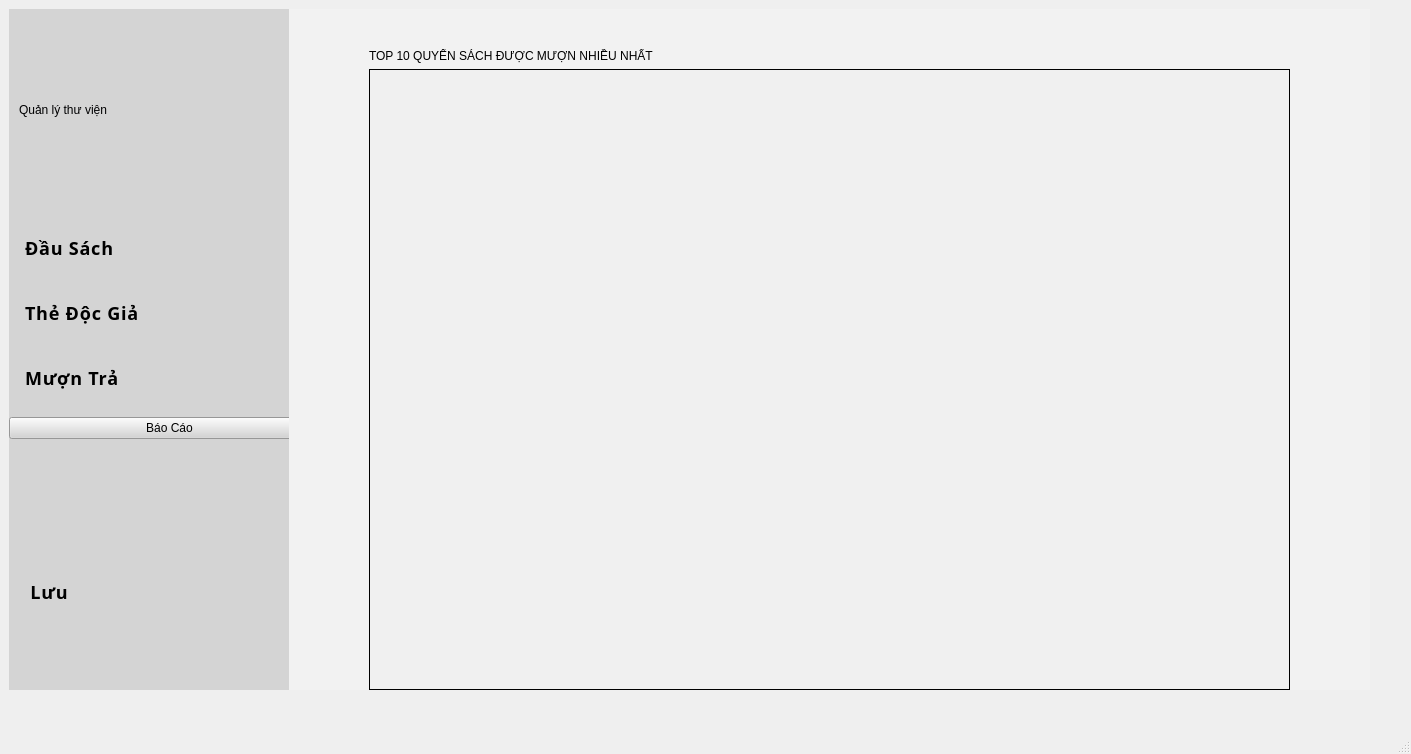
Before: the Qt Designer form librarymanage/librarymanagementsystem.ui in DTTaze/Qt-Library-Management, drawn with Qt 5.
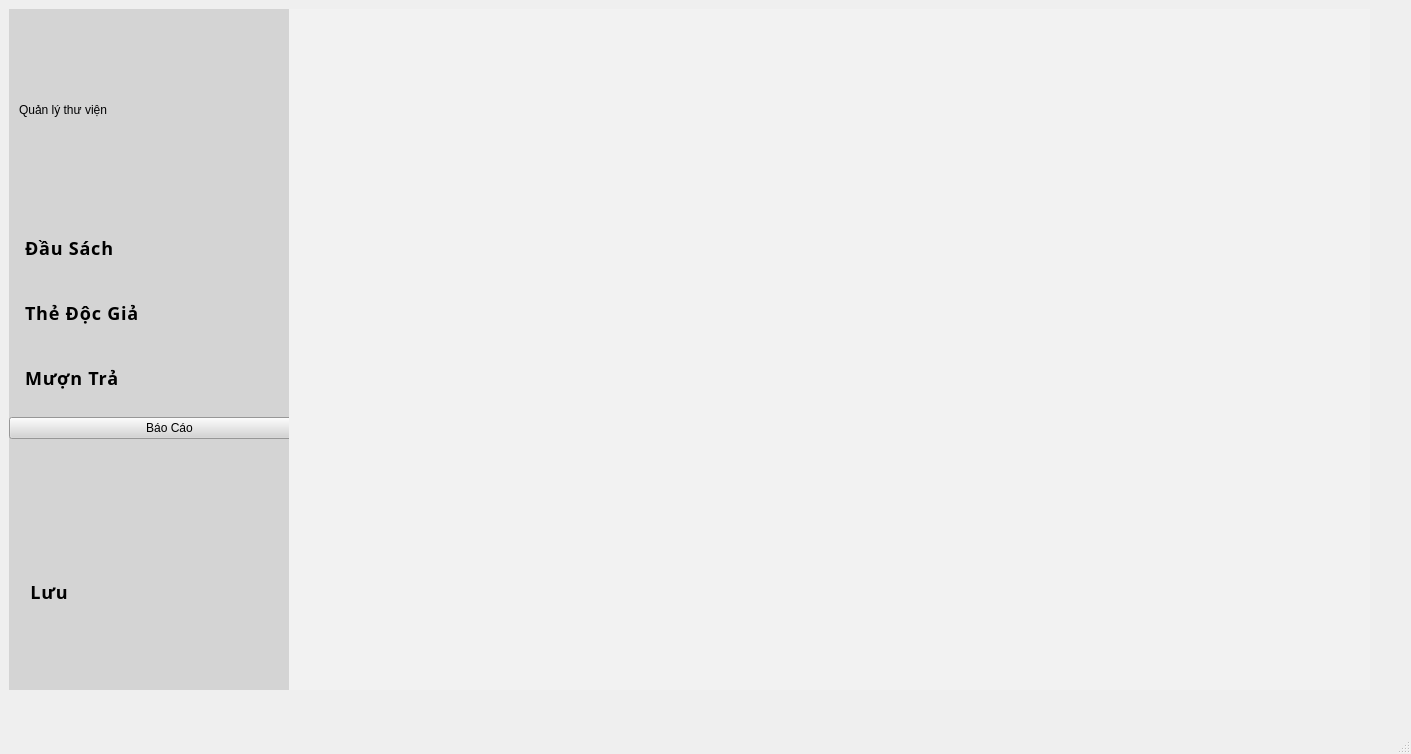
After: the same form once the commit is applied. The open tabs and pages were chosen to show the change. Icons and pictures are not drawn.

Patch:
```diff
--- a/librarymanage/librarymanagementsystem.ui
+++ b/librarymanage/librarymanagementsystem.ui
@@ -1454,58 +1454,16 @@
              </rect>
             </property>
             <widget class="QWidget" name="page_Top10">
-             <widget class="QWidget" name="layoutWidget">
+             <widget class="QFrame" name="horizontalFrame">
               <property name="geometry">
                <rect>
-                <x>80</x>
-                <y>30</y>
-                <width>921</width>
-                <height>641</height>
+                <x>20</x>
+                <y>10</y>
+                <width>981</width>
+                <height>661</height>
                </rect>
               </property>
-              <layout class="QVBoxLayout" name="verticalLayout_6">
-               <item>
-                <widget class="QLabel" name="label_2">
-                 <property name="styleSheet">
-                  <string notr="true">font: 900 14pt &quot;Segoe UI&quot;;</string>
-                 </property>
-                 <property name="text">
-                  <string>TOP 10 QUYỂN SÁCH ĐƯỢC MƯỢN NHIỀU NHẤT</string>
-                 </property>
-                </widget>
-               </item>
-               <item>
-                <widget class="QTableView" name="topTenMuonNhieuNhat_tableView">
-                 <property name="styleSheet">
-                  <string notr="true">QTableView {
-    background-color: #F0F0F0;      
-    gridline-color: #A0A0A0; 
- 	border:  1px solid black;                  
-}
-
-QHeaderView::section {
-    background-color: #D3D3D3;  
-    color: black;                  
-    padding: 8px;                  
-    font-weight: bold;           
-    border-bottom: 1px solid #A0A0A0; 
-}
-
-QTableView::item {
-	 padding: 8px;                
-    color: black;               
-    border: none; 
-}
-
-QTableView::item:selected {
-    background-color: #C0C0C0;     
-    color: black; 
-}
-</string>
-                 </property>
-                </widget>
-               </item>
-              </layout>
+              <layout class="QHBoxLayout" name="horizontalLayout_14"/>
              </widget>
             </widget>
             <widget class="QWidget" name="page_MuonQuaHan">
```
